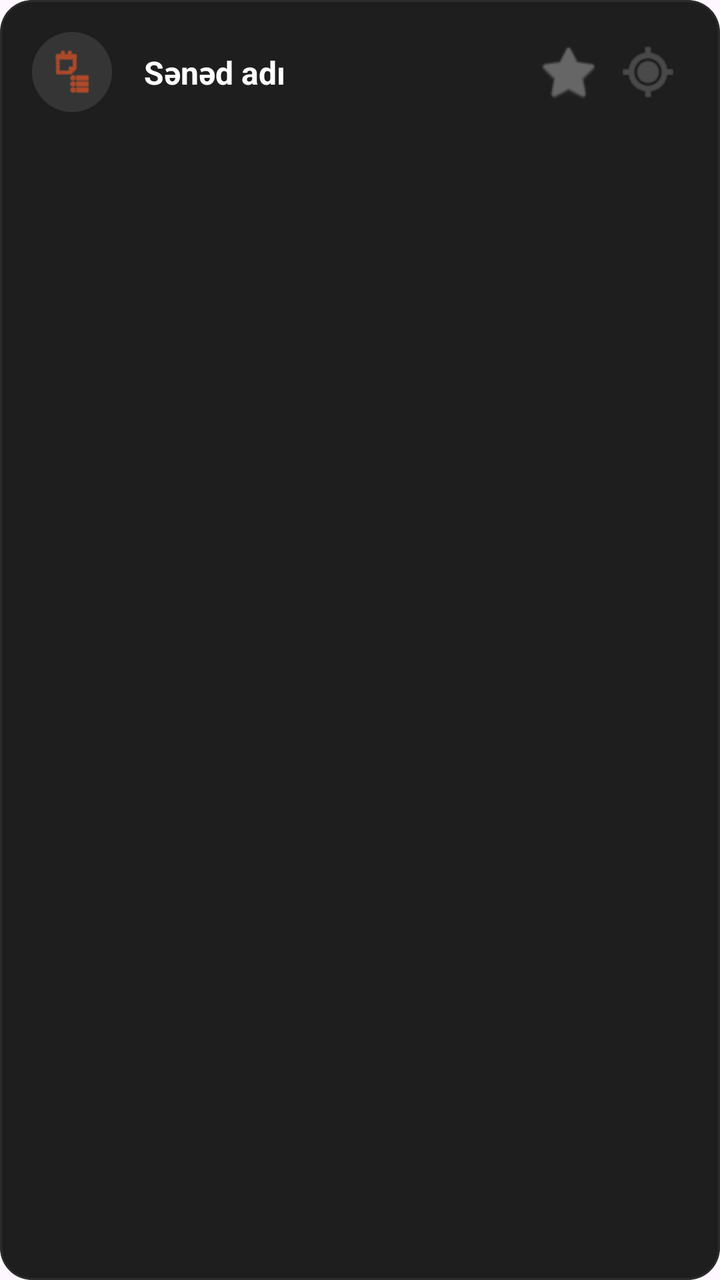
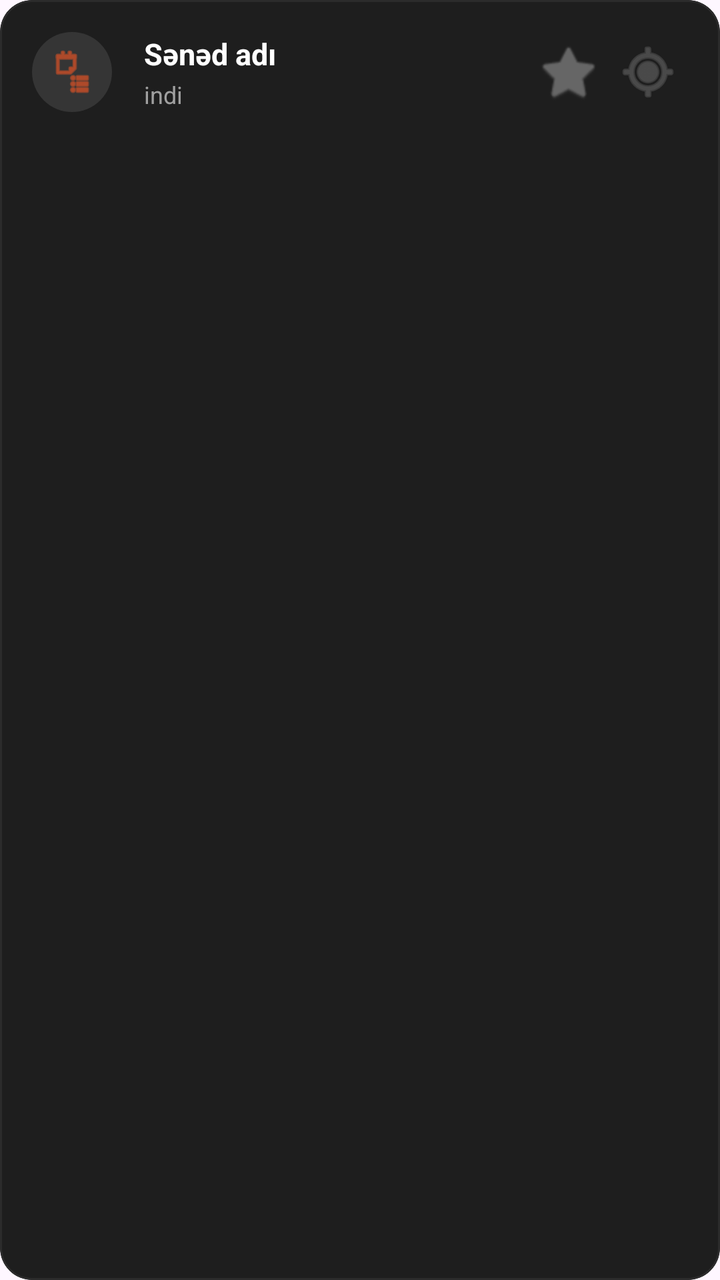

Screens rendered from an Android XML layout before and after an edit, with the pre-edit source and the edit as a unified diff.
<!-- AndroidManifest.xml: application theme Theme.Material3.DayNight.NoActionBar -->
<!-- res/layout/item_document.xml -->
<?xml version="1.0" encoding="utf-8"?>
<com.google.android.material.card.MaterialCardView xmlns:android="http://schemas.android.com/apk/res/android"
    xmlns:app="http://schemas.android.com/apk/res-auto"
    android:layout_width="match_parent"
    android:layout_height="wrap_content"
    android:layout_marginBottom="12dp"
    app:cardBackgroundColor="@color/bg_surface"
    app:cardCornerRadius="16dp"
    app:cardElevation="0dp"
    app:strokeColor="@color/bg_surface_light"
    app:strokeWidth="1dp">

    <androidx.constraintlayout.widget.ConstraintLayout
        android:layout_width="match_parent"
        android:layout_height="wrap_content"
        android:padding="16dp">

        <ImageView
            android:id="@+id/ivIcon"
            android:layout_width="40dp"
            android:layout_height="40dp"
            android:background="@drawable/bg_icon_circle"
            android:padding="8dp"
            android:src="@android:drawable/ic_menu_agenda"
            app:layout_constraintBottom_toBottomOf="parent"
            app:layout_constraintStart_toStartOf="parent"
            app:layout_constraintTop_toTopOf="parent"
            app:tint="@color/accent_orange" />

        <TextView
            android:id="@+id/tvFileName"
            android:layout_width="0dp"
            android:layout_height="wrap_content"
            android:layout_marginStart="16dp"
            android:layout_marginEnd="8dp"
            android:ellipsize="middle"
            android:maxLines="1"
            android:text="Sənəd adı"
            android:textColor="@color/text_primary"
            android:textSize="16sp"
            android:textStyle="bold"
            app:layout_constraintBottom_toBottomOf="parent"
            app:layout_constraintEnd_toStartOf="@+id/btnFavorite"
            app:layout_constraintStart_toEndOf="@+id/ivIcon"
            app:layout_constraintTop_toTopOf="parent" />

        <ImageButton
            android:id="@+id/btnFavorite"
            android:layout_width="40dp"
            android:layout_height="40dp"
            android:background="?attr/selectableItemBackgroundBorderless"
            android:src="@android:drawable/btn_star"
            app:layout_constraintBottom_toBottomOf="parent"
            app:layout_constraintEnd_toStartOf="@+id/btnPin"
            app:layout_constraintTop_toTopOf="parent"
            app:tint="@color/cyber_icon_inactive" />

        <ImageButton
            android:id="@+id/btnPin"
            android:layout_width="40dp"
            android:layout_height="40dp"
            android:background="?attr/selectableItemBackgroundBorderless"
            android:src="@android:drawable/ic_menu_mylocation"
            app:layout_constraintBottom_toBottomOf="parent"
            app:layout_constraintEnd_toEndOf="parent"
            app:layout_constraintTop_toTopOf="parent"
            app:tint="@color/cyber_icon_inactive" />

    </androidx.constraintlayout.widget.ConstraintLayout>
</com.google.android.material.card.MaterialCardView>
<!-- resources referenced by this layout -->
<resources>
  <color name="accent_orange">#FF5722</color>
  <color name="bg_surface">#1E1E1E</color>
  <color name="bg_surface_light">#2C2C2C</color>
  <color name="cyber_icon_inactive">#666666</color>
  <color name="text_primary">#FFFFFF</color>
  <!-- drawable bg_icon_circle (drawable) -->
  <?xml version="1.0" encoding="utf-8"?>
  <shape xmlns:android="http://schemas.android.com/apk/res/android"
      android:shape="oval">
      <solid android:color="#1AFFFFFF" /> 
  </shape>
</resources>

<!-- the commit's change to res/layout/item_document.xml (unified diff, before → after) -->
@@ -4,9 +4,12 @@
     android:layout_width="match_parent"
     android:layout_height="wrap_content"
     android:layout_marginBottom="12dp"
+    android:clickable="true"
+    android:focusable="true"
     app:cardBackgroundColor="@color/bg_surface"
     app:cardCornerRadius="16dp"
     app:cardElevation="0dp"
+    app:rippleColor="#33FF5722"
     app:strokeColor="@color/bg_surface_light"
     app:strokeWidth="1dp">
 
@@ -27,28 +30,46 @@
             app:layout_constraintTop_toTopOf="parent"
             app:tint="@color/accent_orange" />
 
-        <TextView
-            android:id="@+id/tvFileName"
+        <LinearLayout
+            android:id="@+id/textContainer"
             android:layout_width="0dp"
             android:layout_height="wrap_content"
             android:layout_marginStart="16dp"
             android:layout_marginEnd="8dp"
-            android:ellipsize="middle"
-            android:maxLines="1"
-            android:text="Sənəd adı"
-            android:textColor="@color/text_primary"
-            android:textSize="16sp"
-            android:textStyle="bold"
+            android:orientation="vertical"
             app:layout_constraintBottom_toBottomOf="parent"
             app:layout_constraintEnd_toStartOf="@+id/btnFavorite"
             app:layout_constraintStart_toEndOf="@+id/ivIcon"
-            app:layout_constraintTop_toTopOf="parent" />
+            app:layout_constraintTop_toTopOf="parent">
+
+            <TextView
+                android:id="@+id/tvFileName"
+                android:layout_width="match_parent"
+                android:layout_height="wrap_content"
+                android:ellipsize="middle"
+                android:maxLines="1"
+                android:text="Sənəd adı"
+                android:textColor="@color/text_primary"
+                android:textSize="15sp"
+                android:textStyle="bold" />
+
+            <TextView
+                android:id="@+id/tvLastOpened"
+                android:layout_width="match_parent"
+                android:layout_height="wrap_content"
+                android:layout_marginTop="2dp"
+                android:maxLines="1"
+                android:text="indi"
+                android:textColor="@color/text_secondary"
+                android:textSize="12sp" />
+        </LinearLayout>
 
         <ImageButton
             android:id="@+id/btnFavorite"
             android:layout_width="40dp"
             android:layout_height="40dp"
             android:background="?attr/selectableItemBackgroundBorderless"
+            android:contentDescription="Favori"
             android:src="@android:drawable/btn_star"
             app:layout_constraintBottom_toBottomOf="parent"
             app:layout_constraintEnd_toStartOf="@+id/btnPin"
@@ -60,6 +81,7 @@
             android:layout_width="40dp"
             android:layout_height="40dp"
             android:background="?attr/selectableItemBackgroundBorderless"
+            android:contentDescription="Pin"
             android:src="@android:drawable/ic_menu_mylocation"
             app:layout_constraintBottom_toBottomOf="parent"
             app:layout_constraintEnd_toEndOf="parent"
<!-- resource entries referenced after the edit -->
@@ -5,6 +5,7 @@
   <color name="bg_surface_light">#2C2C2C</color>
   <color name="cyber_icon_inactive">#666666</color>
   <color name="text_primary">#FFFFFF</color>
+  <color name="text_secondary">#A0A0A0</color>
   <!-- drawable bg_icon_circle (drawable) -->
   <?xml version="1.0" encoding="utf-8"?>
   <shape xmlns:android="http://schemas.android.com/apk/res/android"
